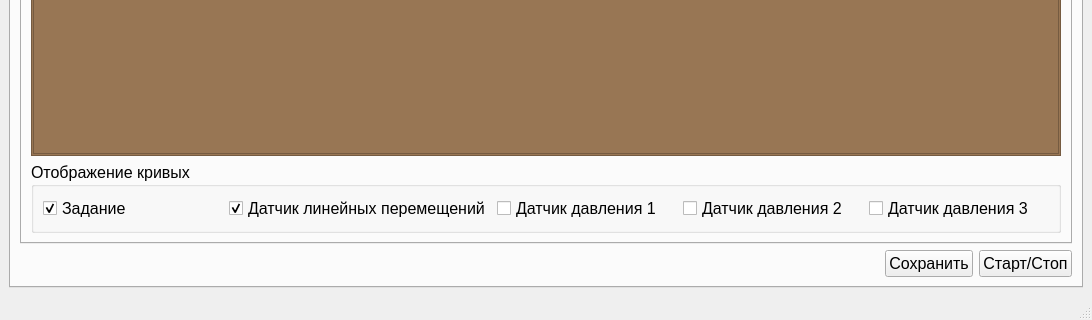
Old version of the form MainWindow.ui in the repository Rekvim/MpiSki; both pictures show x 0 to 1092 and y 755 to 1075 of the 1092 by 1075 pixel window.
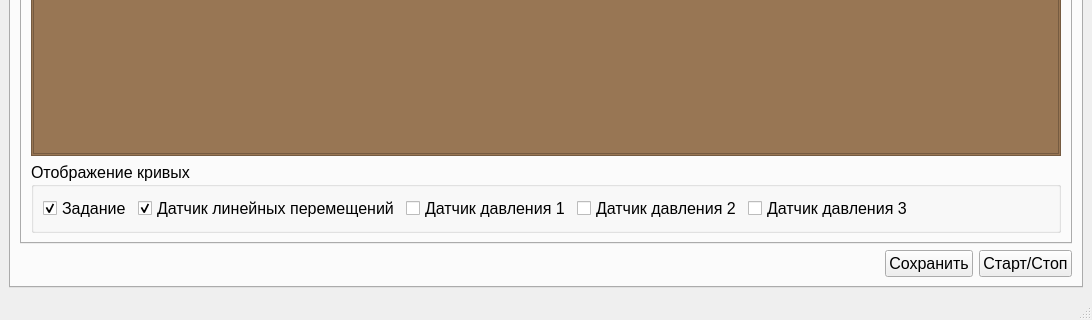
New version of the form. The open tabs and pages were chosen to show the change. Icons and pictures are not drawn. Custom widgets are drawn as their Qt base class.

Patch:
```diff
--- a/MainWindow.ui
+++ b/MainWindow.ui
@@ -1470,6 +1470,19 @@
                    </property>
                   </widget>
                  </item>
+                 <item>
+                  <spacer name="horizontalSpacer">
+                   <property name="orientation">
+                    <enum>Qt::Orientation::Horizontal</enum>
+                   </property>
+                   <property name="sizeHint" stdset="0">
+                    <size>
+                     <width>40</width>
+                     <height>20</height>
+                    </size>
+                   </property>
+                  </spacer>
+                 </item>
                 </layout>
                </widget>
               </item>
```
Left out of the diff: 2 changed lines with no effect on the pictures.
